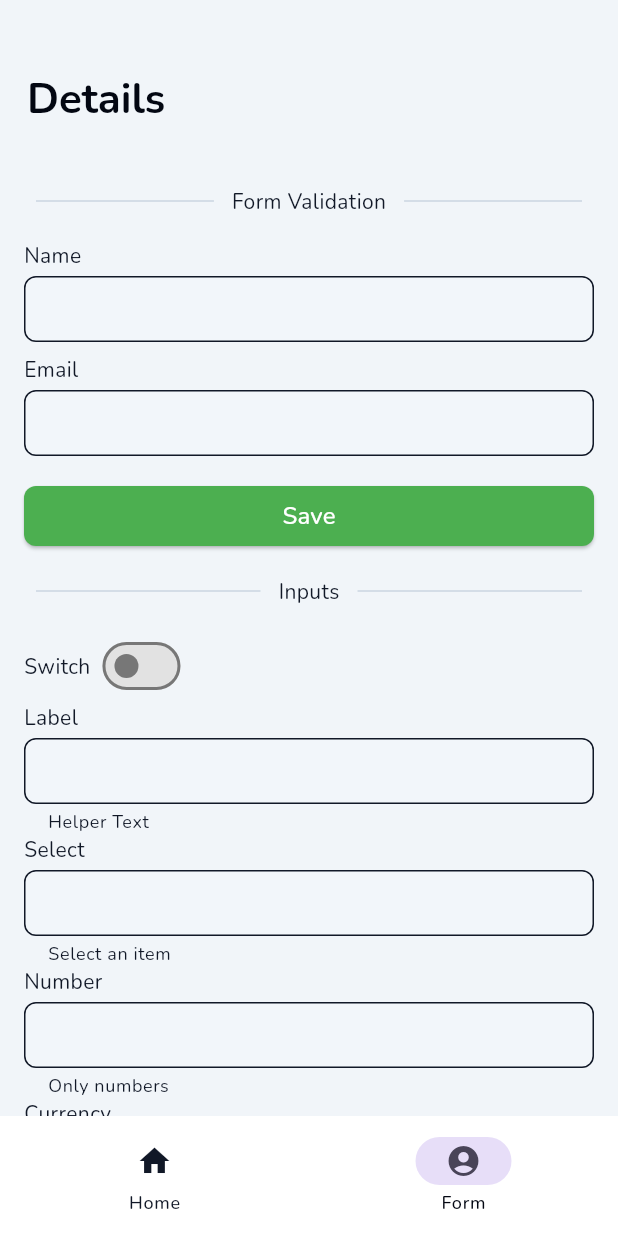
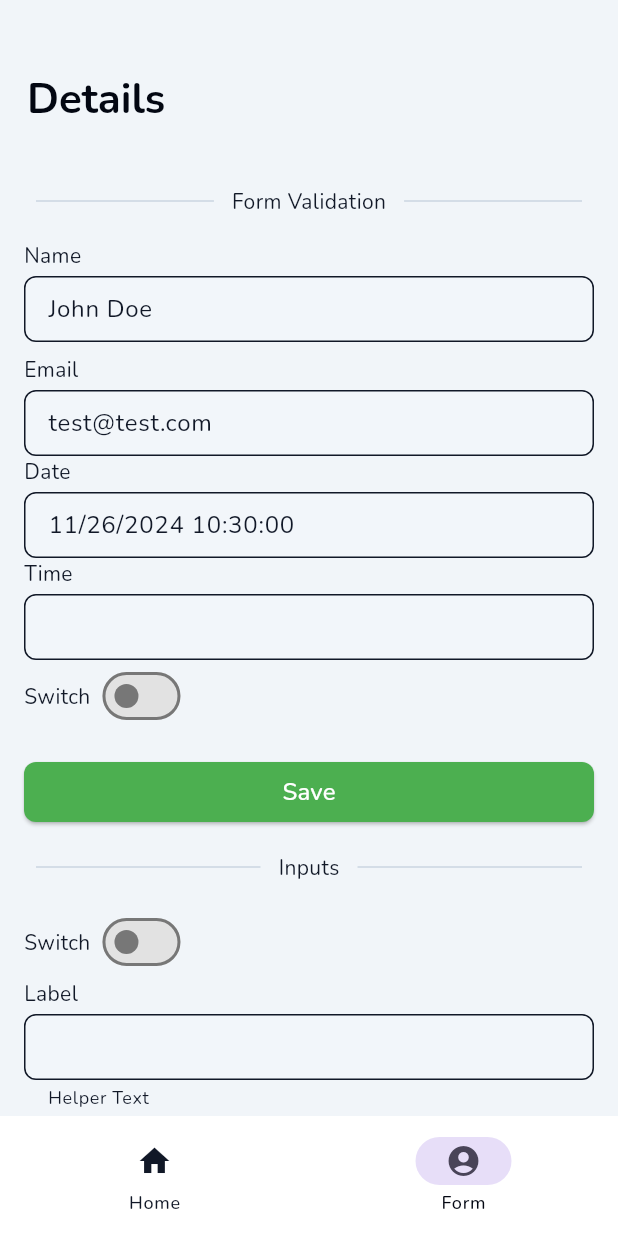
Before and after one commit to enmanuelmag/Flutter-Template, a Flutter app: the screen it shows after launch, item 2 of the bottom bar chosen, after a tap on "Save", on a phone screen of 412 x 824 dp. Run offline on Flutter 3.47's test engine with Material 3 defaults, Android fonts, the phone set to English and light mode, and no system bars; drawn by our look-alikes of flutter_form_builder; our stand-ins replace currency_text_input_formatter, easy_localization, fluentui_system_icons, flutter_riverpod, form_builder_validators, go_router and 5 more; missing offline and left inert: flutter_displaymode; accounts and stored records are empty; generated files the repository leaves out were written again.

Commit message:
fix: default values on inputs

```diff
--- a/lib/ui/screens/second_screen.dart
+++ b/lib/ui/screens/second_screen.dart
@@ -11,19 +11,8 @@ class SecondScreen extends StatelessWidget {
 
   @override
   Widget build(BuildContext context) {
-    const List<SelectItem> items = <SelectItem>[
-      SelectItem(value: '1', label: Text('One')),
-      SelectItem(value: '2', label: Text('Two')),
-      SelectItem(value: '3', label: Text('Three'), disabled: true),
-      SelectItem(value: '4', label: Text('Four')),
-    ];
-
     return Material(
       color: Theme.of(context).colorScheme.surface,
-      child: GestureDetector(
-        onTap: () {
-          FocusScope.of(context).requestFocus(FocusNode());
-        },
       child: ListView(
         padding: const EdgeInsets.symmetric(horizontal: 16),
         physics: const BouncingScrollPhysics(),
@@ -38,6 +27,23 @@ class SecondScreen extends StatelessWidget {
             text: 'Inputs',
             horizontal: 8,
           ),
+          getInputs(),
+          const SizedBox(height: 36),
+        ],
+      ),
+    );
+  }
+
+  Widget getInputs() {
+    const List<SelectItem> items = <SelectItem>[
+      SelectItem(value: '1', label: Text('One')),
+      SelectItem(value: '2', label: Text('Two')),
+      SelectItem(value: '3', label: Text('Three'), disabled: true),
+      SelectItem(value: '4', label: Text('Four')),
+    ];
+
+    return Column(
+      children: <Widget>[
         SwitchCustom(
           label: 'Switch',
           onChange: (bool b) {
@@ -47,7 +53,7 @@ class SecondScreen extends StatelessWidget {
         InputText(
           label: 'Label',
           helperText: 'Helper Text',
-              onChange: (String value) {},
+          onChange: (String? value) {},
         ),
         SelectInput(
           label: 'Select',
@@ -58,14 +64,14 @@ class SecondScreen extends StatelessWidget {
         InputText(
           label: 'Number',
           helperText: 'Only numbers',
-              onChange: (String value) {},
+          onChange: (String? value) {},
           keyboardType: TextInputType.number,
         ),
         InputText(
           isCurrency: true,
           label: 'Currency',
           helperText: 'Only currency',
-              onChange: (String value) {},
+          onChange: (String? value) {},
           keyboardType: TextInputType.number,
         ),
         InputDate(
@@ -89,10 +95,7 @@ class SecondScreen extends StatelessWidget {
             print('Selected range date: $value');
           },
         ),
-            const SizedBox(height: 36),
       ],
-        ),
-      ),
     );
   }
 
@@ -101,7 +104,13 @@ class SecondScreen extends StatelessWidget {
 
     return FormBuilder(
       key: formKey,
-      autovalidateMode: AutovalidateMode.onUserInteraction,
+      initialValue: <String, dynamic>{
+        'name': 'John Doe',
+        'email': 'test@test.com',
+        'date': DateTime.now(),
+        'time': TimeOfDay.now(),
+        'switch': true,
+      },
       child: Column(
         children: <Widget>[
           InputText(
@@ -119,15 +128,36 @@ class SecondScreen extends StatelessWidget {
               FormBuilderValidators.email(),
             ],
           ),
+          InputDate(
+            name: 'date',
+            label: 'Date',
+            validators: [
+              FormBuilderValidators.required(),
+            ],
+          ),
+          InputTime(
+            name: 'time',
+            label: 'Time',
+            validators: [
+              FormBuilderValidators.required(),
+            ],
+          ),
+          SwitchCustom(
+            name: 'switch',
+            label: 'Switch',
+            onChange: (bool b) {
+              print('Switch value: $b');
+            },
+          ),
           const SizedBox(height: 16),
           ButtonExtended(
             text: 'Save',
             color: ButtonColor.green,
             variant: ButtonVariant.contained,
             onPressed: () {
-              formKey.currentState?.validate();
+              formKey.currentState?.saveAndValidate();
 
-              debugPrint(formKey.currentState?.value.toString());
+              debugPrint('PRINT ${formKey.currentState?.value.toString()}');
             },
           )
         ],
--- a/lib/ui/widgets/form/input_date.dart
+++ b/lib/ui/widgets/form/input_date.dart
@@ -2,10 +2,9 @@
 
 import 'package:flutter/material.dart';
 import 'package:flutter_form_builder/flutter_form_builder.dart';
-import 'package:flutter_production_boilerplate_riverpod/utils/date.dart';
-import 'package:form_builder_validators/form_builder_validators.dart';
 
 import 'package:flutter_production_boilerplate_riverpod/config/style.dart';
+import 'package:form_builder_validators/form_builder_validators.dart';
 
 class InputDate extends StatelessWidget {
   final String label;
@@ -47,27 +46,12 @@ class InputDate extends StatelessWidget {
 
   @override
   Widget build(BuildContext context) {
-    return FormBuilderField<DateTime>(
-      name: name ?? '',
-      initialValue: initialValue ?? DateTime.now(),
-      validator: FormBuilderValidators.compose(
-        validators ?? <String? Function(dynamic)>[],
-      ),
-      builder: (FormFieldState<DateTime> field) => getInput(context, field),
-    );
+    return getInput(context);
   }
 
   Widget getInput(
     BuildContext context,
-    FormFieldState<DateTime> field,
   ) {
-    TextEditingController textController = TextEditingController(
-      text: formatDateTime(
-        dateTime: field.value,
-        formatType: DateFormatType.ddMMyyyy,
-      ),
-    );
-
     return Padding(
       padding: EdgeInsets.symmetric(vertical: 0, horizontal: 0),
       child: Column(
@@ -79,34 +63,18 @@ class InputDate extends StatelessWidget {
             overflow: TextOverflow.ellipsis,
           ),
           const SizedBox(height: 4),
-          TextField(
-            controller: textController,
-            onTap: () async {
-              DateTime? datetime = await showDatePicker(
-                context: context,
-                initialDate: DateTime.now(),
-                firstDate: minDate ?? DateTime(2000),
-                lastDate: maxDate ?? DateTime(2100),
-                cancelText: cancelText ?? 'Cancel',
-                confirmText: confirmText ?? 'Confirm',
-                helpText: helperText,
-              );
-
-              if (datetime != null) {
-                if (onChange != null) {
-                  onChange!(datetime);
-                }
-                field.didChange(datetime);
-              }
-            },
+          FormBuilderDateTimePicker(
+            name: name ?? '',
+            initialValue: initialValue,
+            validator: FormBuilderValidators.compose(
+              validators ?? <String? Function(dynamic)>[],
+            ),
             enabled: disabled != true,
-            readOnly: true,
             autofocus: autoFocus ?? false,
             obscureText: obscureText ?? false,
             decoration: InputDecoration(
               filled: true,
               isDense: true,
-              errorText: field.errorText ?? error,
               hintText: placeholder,
               helperText: helperText,
               fillColor: Colors.white.withOpacity(0.1),
--- a/lib/ui/widgets/form/input_daterange.dart
+++ b/lib/ui/widgets/form/input_daterange.dart
@@ -2,10 +2,9 @@
 
 import 'package:flutter/material.dart';
 import 'package:flutter_form_builder/flutter_form_builder.dart';
-import 'package:flutter_production_boilerplate_riverpod/utils/date.dart';
-import 'package:form_builder_validators/form_builder_validators.dart';
 
 import 'package:flutter_production_boilerplate_riverpod/config/style.dart';
+import 'package:form_builder_validators/form_builder_validators.dart';
 
 class InputDateRange extends StatelessWidget {
   final String label;
@@ -14,8 +13,6 @@ class InputDateRange extends StatelessWidget {
   final List<FormFieldValidator<DateTimeRange>>? validators;
   final String? cancelText;
   final String? confirmText;
-  final DateTime? minDate;
-  final DateTime? maxDate;
   final bool? autoFocus;
   final String? placeholder;
   final String? helperText;
@@ -32,8 +29,6 @@ class InputDateRange extends StatelessWidget {
     this.onChange,
     this.name,
     this.validators,
-    this.minDate,
-    this.maxDate,
     this.cancelText,
     this.confirmText,
     this.autoFocus,
@@ -47,39 +42,12 @@ class InputDateRange extends StatelessWidget {
 
   @override
   Widget build(BuildContext context) {
-    return FormBuilderField(
-      name: name ?? '',
-      initialValue: initialValue ??
-          DateTimeRange(
-            start: DateTime.now(),
-            end: DateTime.now().add(const Duration(days: 7)),
-          ),
-      validator: FormBuilderValidators.compose(
-        validators ?? <String? Function(dynamic)>[],
-      ),
-      builder: (FormFieldState<DateTimeRange?> field) =>
-          getInput(context, field),
-    );
+    return getInput(context);
   }
 
   Widget getInput(
     BuildContext context,
-    FormFieldState<DateTimeRange?> field,
   ) {
-    String startDate = formatDateTime(
-      dateTime: field.value!.start,
-      formatType: DateFormatType.ddMMyyyy,
-    );
-
-    String endDate = formatDateTime(
-      dateTime: field.value!.end,
-      formatType: DateFormatType.ddMMyyyy,
-    );
-
-    TextEditingController textController = TextEditingController(
-      text: '$startDate - $endDate',
-    );
-
     return Padding(
       padding: EdgeInsets.symmetric(vertical: 0, horizontal: 0),
       child: Column(
@@ -91,49 +59,19 @@ class InputDateRange extends StatelessWidget {
             overflow: TextOverflow.ellipsis,
           ),
           const SizedBox(height: 4),
-          TextField(
-            controller: textController,
-            onTap: () async {
-              DateTimeRange? dateRangeTime = await showDateRangePicker(
-                context: context,
-                initialDateRange: DateTimeRange(
-                  start: DateTime.now(),
-                  end: DateTime.now().add(const Duration(days: 7)),
-                ),
-                firstDate: minDate ?? DateTime(2000),
-                lastDate: maxDate ?? DateTime(2100),
-                cancelText: cancelText ?? 'Cancel',
-                confirmText: confirmText ?? 'Confirm',
-                helpText: helperText,
-                builder: (BuildContext context, Widget? child) {
-                  return Theme(
-                    data: Theme.of(context).copyWith(
-                      dialogTheme: DialogTheme(
-                        shape: RoundedRectangleBorder(
-                          borderRadius: BorderRadius.circular(0),
-                        ),
-                      ),
-                    ),
-                    child: child!,
-                  );
-                },
-              );
-
-              if (dateRangeTime != null) {
-                if (onChange != null) {
-                  onChange!(dateRangeTime);
-                }
-                field.didChange(dateRangeTime);
-              }
-            },
+          FormBuilderDateRangePicker(
+            name: name ?? '',
+            firstDate: initialValue?.start ?? DateTime(2000),
+            lastDate: initialValue?.end ?? DateTime(2100),
+            validator: FormBuilderValidators.compose(
+              validators ?? <String? Function(dynamic)>[],
+            ),
             enabled: disabled != true,
-            readOnly: true,
             autofocus: autoFocus ?? false,
             obscureText: obscureText ?? false,
             decoration: InputDecoration(
               filled: true,
               isDense: true,
-              errorText: field.errorText ?? error,
               hintText: placeholder,
               helperText: helperText,
               fillColor: Colors.white.withOpacity(0.1),
--- a/lib/ui/widgets/form/input_text.dart
+++ b/lib/ui/widgets/form/input_text.dart
@@ -22,7 +22,7 @@ class InputText extends StatelessWidget {
   final bool? obscureText;
   final bool? readOnly;
   final TextInputType? keyboardType;
-  final void Function(String)? onChange;
+  final void Function(String?)? onChange;
 
   const InputText({
     super.key,
@@ -44,22 +44,19 @@ class InputText extends StatelessWidget {
 
   @override
   Widget build(BuildContext context) {
-    return FormBuilderField<String>(
-      name: name ?? '',
-      initialValue: initialValue ?? '',
-      validator: FormBuilderValidators.compose(
-        validators ?? <String? Function(dynamic)>[],
-      ),
-      builder: (FormFieldState<String?> field) => getInput(field),
-    );
+    // return FormBuilderField<String>(
+    //   name: name ?? '',
+    //   initialValue: initialValue ?? '',
+    //   validator: FormBuilderValidators.compose(
+    //     validators ?? <String? Function(dynamic)>[],
+    //   ),
+    //   builder: (FormFieldState<String?> field) => getInput(field),
+    // );
+
+    return getInput();
   }
 
-  Widget getInput(
-    FormFieldState<String?> field,
-  ) {
-    TextEditingController textController = TextEditingController(
-      text: field.value as String? ?? '',
-    );
+  Widget getInput() {
     List<TextInputFormatter> inputFormatters = <TextInputFormatter>[];
 
     TextInputType parsedKeyboardType = keyboardType ?? TextInputType.text;
@@ -86,13 +83,15 @@ class InputText extends StatelessWidget {
             overflow: TextOverflow.ellipsis,
           ),
           const SizedBox(height: 4),
-          TextField(
-            controller: textController,
+          FormBuilderTextField(
+            name: name ?? '',
+            validator: FormBuilderValidators.compose(
+              validators ?? <String? Function(dynamic)>[],
+            ),
             onChanged: (value) {
               if (onChange != null) {
                 onChange!(value);
               }
-              field.didChange(value);
             },
             inputFormatters: inputFormatters,
             enabled: disabled != true,
@@ -103,7 +102,7 @@ class InputText extends StatelessWidget {
             decoration: InputDecoration(
               filled: true,
               isDense: true,
-              errorText: field.errorText ?? error,
+              errorText: error,
               hintText: placeholder,
               helperText: helperText,
               fillColor: Colors.white.withOpacity(0.1),
--- a/lib/ui/widgets/form/input_time.dart
+++ b/lib/ui/widgets/form/input_time.dart
@@ -44,7 +44,7 @@ class InputTime extends StatelessWidget {
   Widget build(BuildContext context) {
     return FormBuilderField(
       name: name ?? '',
-      initialValue: initialValue ?? TimeOfDay.now(),
+      initialValue: initialValue,
       validator: FormBuilderValidators.compose(
         validators ?? <String? Function(dynamic)>[],
       ),
```
Lines whose indentation alone changed are shown as unchanged.
